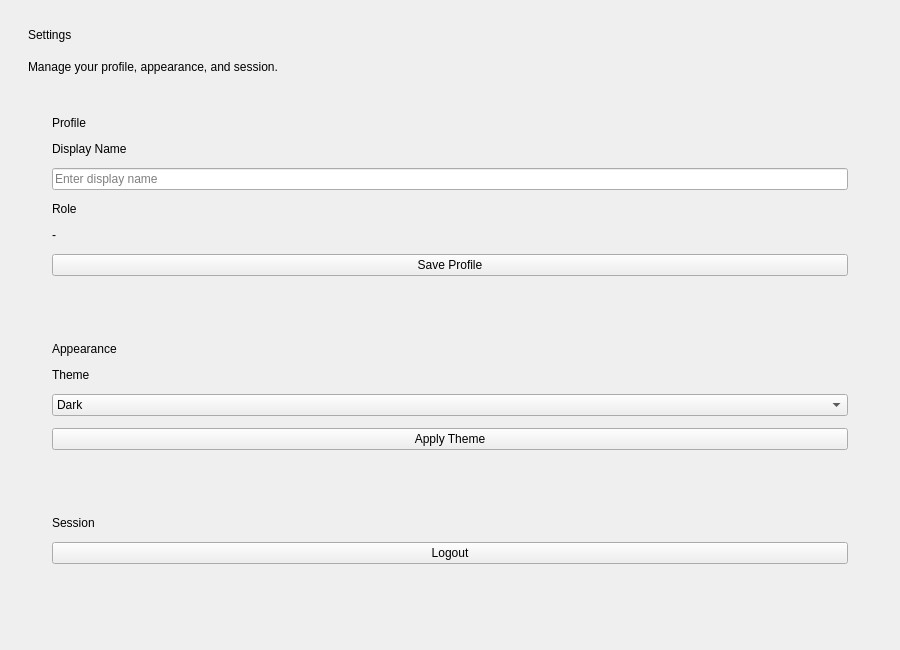
Felipeact/InventoryQtApp, file InventoryQtApp/SettingsPage.ui: the form before one commit.
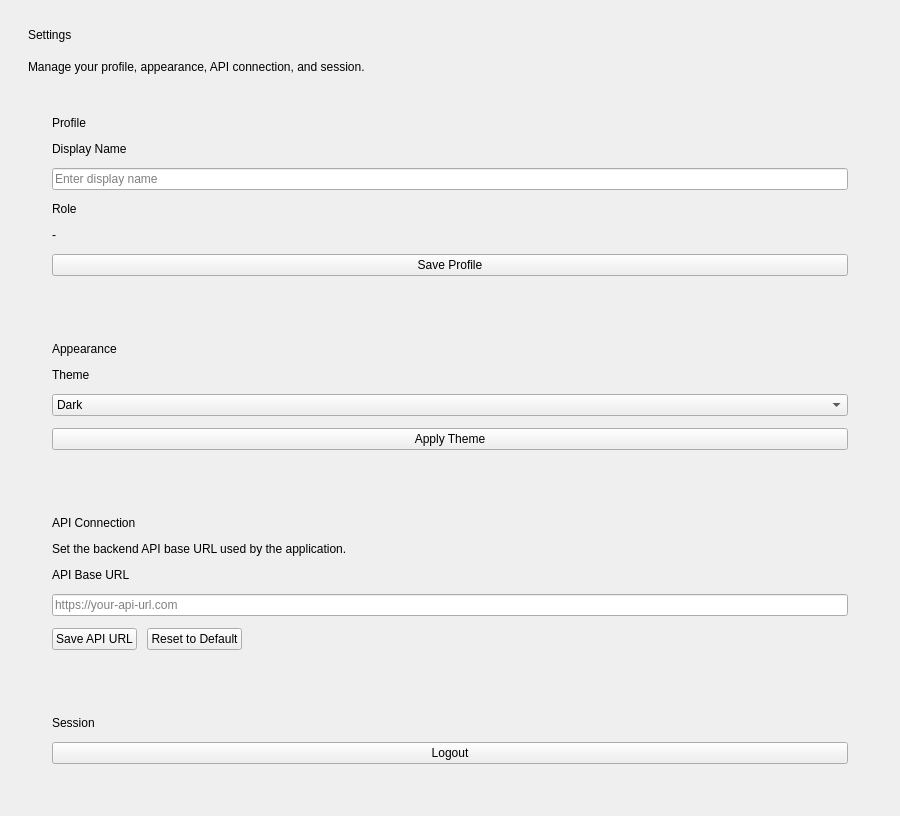
The form after the commit.

Commit message: Setting pages completed

Diff of the .ui file:
```diff
--- a/InventoryQtApp/SettingsPage.ui
+++ b/InventoryQtApp/SettingsPage.ui
@@ -7,7 +7,7 @@
 				<x>0</x>
 				<y>0</y>
 				<width>900</width>
-				<height>650</height>
+				<height>760</height>
 			</rect>
 		</property>
 
@@ -43,7 +43,7 @@
 			<item>
 				<widget class="QLabel" name="subtitleLabel">
 					<property name="text">
-						<string>Manage your profile, appearance, and session.</string>
+						<string>Manage your profile, appearance, API connection, and session.</string>
 					</property>
 				</widget>
 			</item>
@@ -179,6 +179,98 @@
 				</widget>
 			</item>
 
+			<item>
+				<widget class="QWidget" name="apiCard" native="true">
+					<layout class="QVBoxLayout" name="apiLayout">
+						<property name="leftMargin">
+							<number>24</number>
+						</property>
+						<property name="topMargin">
+							<number>24</number>
+						</property>
+						<property name="rightMargin">
+							<number>24</number>
+						</property>
+						<property name="bottomMargin">
+							<number>24</number>
+						</property>
+						<property name="spacing">
+							<number>12</number>
+						</property>
+
+						<item>
+							<widget class="QLabel" name="apiTitleLabel">
+								<property name="text">
+									<string>API Connection</string>
+								</property>
+							</widget>
+						</item>
+
+						<item>
+							<widget class="QLabel" name="apiDescriptionLabel">
+								<property name="text">
+									<string>Set the backend API base URL used by the application.</string>
+								</property>
+							</widget>
+						</item>
+
+						<item>
+							<widget class="QLabel" name="apiUrlLabel">
+								<property name="text">
+									<string>API Base URL</string>
+								</property>
+							</widget>
+						</item>
+
+						<item>
+							<widget class="QLineEdit" name="apiUrlInput">
+								<property name="placeholderText">
+									<string>https://your-api-url.com</string>
+								</property>
+							</widget>
+						</item>
+
+						<item>
+							<layout class="QHBoxLayout" name="apiButtonLayout">
+								<property name="spacing">
+									<number>10</number>
+								</property>
+
+								<item>
+									<widget class="QPushButton" name="saveApiUrlButton">
+										<property name="text">
+											<string>Save API URL</string>
+										</property>
+									</widget>
+								</item>
+
+								<item>
+									<widget class="QPushButton" name="resetApiUrlButton">
+										<property name="text">
+											<string>Reset to Default</string>
+										</property>
+									</widget>
+								</item>
+
+								<item>
+									<spacer name="apiButtonSpacer">
+										<property name="orientation">
+											<enum>Qt::Horizontal</enum>
+										</property>
+										<property name="sizeHint" stdset="0">
+											<size>
+												<width>40</width>
+												<height>20</height>
+											</size>
+										</property>
+									</spacer>
+								</item>
+							</layout>
+						</item>
+					</layout>
+				</widget>
+			</item>
+
 			<item>
 				<widget class="QWidget" name="sessionCard" native="true">
 					<layout class="QVBoxLayout" name="sessionLayout">
```
Left out of the diff: 1 changed line with no effect on the pictures. The commit also changes 6 other files.
